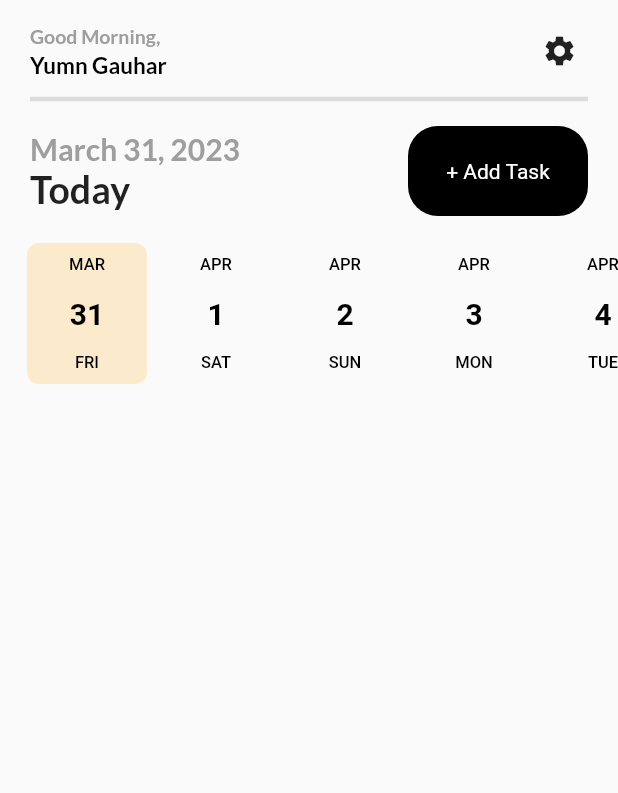
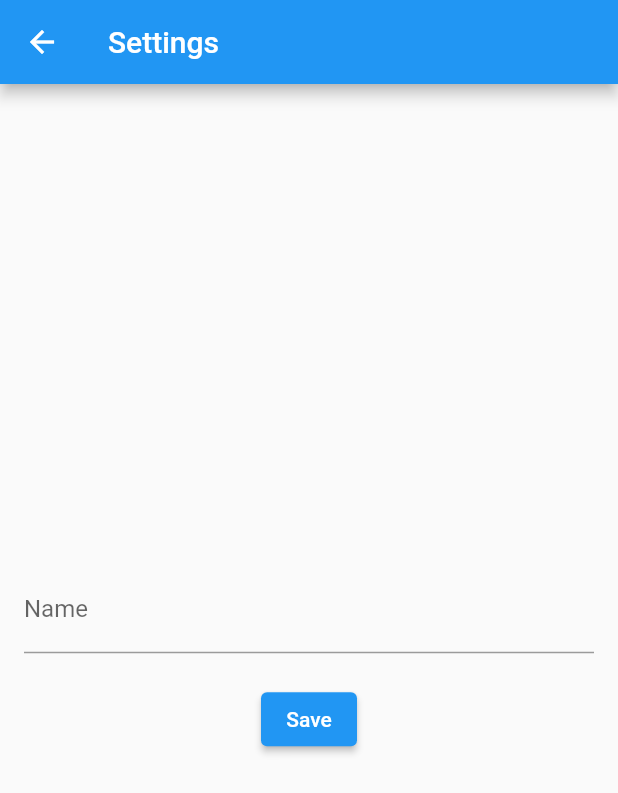
Before and after one commit to YuZaGa/Habito, a Flutter app: the screen it shows after launch, after a tap on the "settings" icon, on a phone screen of 412 x 824 dp. Shown: the top 793 px of the screen. Run offline on Flutter 3.47's test engine with Material 2 defaults, Android fonts, the phone set to English and light mode, and no system bars; drawn by our look-alikes of date_picker_timeline; our stand-ins replace flutter_slidable, get, google_fonts, hive, hive_flutter; accounts and stored records are empty.

Commit message:
Name and Icon alngwith Settings and Onboarding intialisation

```diff
--- a/lib/main.dart
+++ b/lib/main.dart
@@ -4,6 +4,8 @@ import 'package:test/screens/add_taskbar.dart';
 import 'package:test/screens/home.dart';
 import 'package:get/get.dart';
 import 'package:hive_flutter/hive_flutter.dart';
+import 'package:test/screens/onboarding.dart';
+import 'package:test/screens/settings.dart';
 
 import 'models/task.dart';
 
@@ -29,6 +31,8 @@ class MyApp extends StatelessWidget {
       getPages: [
         GetPage(name: '/', page: () => Dashboard()),
         GetPage(name: '/add-task', page: () => AddTaskPage()),
+        GetPage(name: '/onboarding', page: () => OnboardingScreen()),
+        GetPage(name: '/settings', page: () => SettingsScreen()),
       ],
     );
   }
--- a/lib/screens/home.dart
+++ b/lib/screens/home.dart
@@ -8,7 +8,7 @@ import 'package:test/screens/task_editor.dart';
 import 'package:test/screens/widgets/button.dart';
 import 'package:get/get.dart';
 import 'package:flutter_slidable/flutter_slidable.dart';
-
+import 'package:test/screens/onboarding.dart';
 import '../models/task.dart';
 
 DateTime _selectedDate = DateTime.now();
@@ -95,7 +95,7 @@ _appBar() {
         IconButton(
           icon: Icon(Icons.settings),
           onPressed: () {
-            //Get.to(AddTaskPage());
+            Get.toNamed('/settings');
           },
         ),
       ],
--- /dev/null
+++ b/lib/screens/settings.dart
@@ -0,0 +1,90 @@
+import 'package:flutter/material.dart';
+import 'package:hive/hive.dart';
+import 'package:path_provider/path_provider.dart';
+
+class SettingsScreen extends StatefulWidget {
+  @override
+  _SettingsScreenState createState() => _SettingsScreenState();
+}
+
+class _SettingsScreenState extends State<SettingsScreen> {
+  final _formKey = GlobalKey<FormState>();
+  final _nameController = TextEditingController();
+
+  @override
+  void dispose() {
+    _nameController.dispose();
+    super.dispose();
+  }
+
+  String _name = '';
+
+  Future<void> _getName() async {
+    final appDocumentDir = await getApplicationDocumentsDirectory();
+    Hive.init(appDocumentDir.path);
+    final box = await Hive.openBox('user_data');
+    final name = box.get('name');
+    setState(() {
+      _name = name ?? '';
+    });
+  }
+
+  @override
+  void initState() {
+    super.initState();
+    _getName();
+  }
+
+  @override
+  Widget build(BuildContext context) {
+    return Scaffold(
+      appBar: AppBar(
+        title: Text('Settings'),
+      ),
+      body: Form(
+        child: Padding(
+          padding: const EdgeInsets.all(16.0),
+          child: Column(
+            mainAxisAlignment: MainAxisAlignment.center,
+            children: [
+              TextFormField(
+                initialValue: _name,
+                decoration: InputDecoration(
+                  labelText: 'Name',
+                ),
+                validator: (value) {
+                  if (value == null || value.isEmpty) {
+                    return 'Please enter your name';
+                  }
+                  return null;
+                },
+                onChanged: (value) {
+                  setState(() {
+                    _name = value;
+                  });
+                },
+              ),
+              SizedBox(height: 20),
+              ElevatedButton(
+                onPressed: () {
+                  if (Form.of(context)!.validate()) {
+                    final appDocumentDir =
+                        getApplicationDocumentsDirectory().then((value) {
+                      Hive.init(value.path);
+                      final box = Hive.openBox('user_data');
+                      box.then((value) {
+                        value.put('name', _name);
+                        Navigator.pushNamed(context, '/home');
+                      });
+                    });
+                  }
+                },
+                child: Text('Save'),
+              ),
+            ],
+          ),
+        ),
+      ),
+    );
+  }
+}
```
Also changed, not shown: lib/screens/onboarding.dart (added, +69 -0 lines), pubspec.yaml (+10 -2 lines), images/1024.png (added), images/brand.png (deleted), images/logo.png (added), pubspec.lock, 14 other files.
